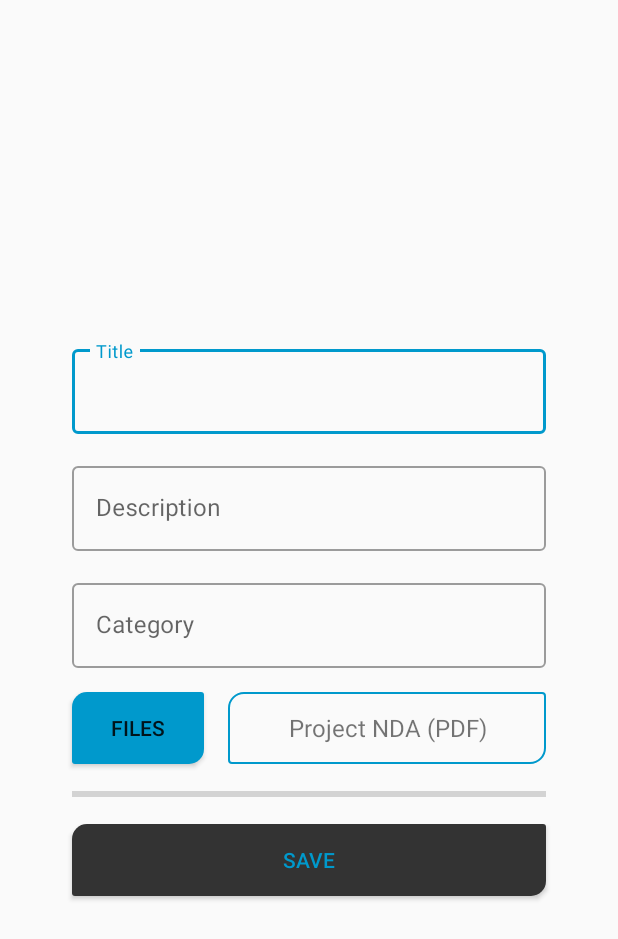
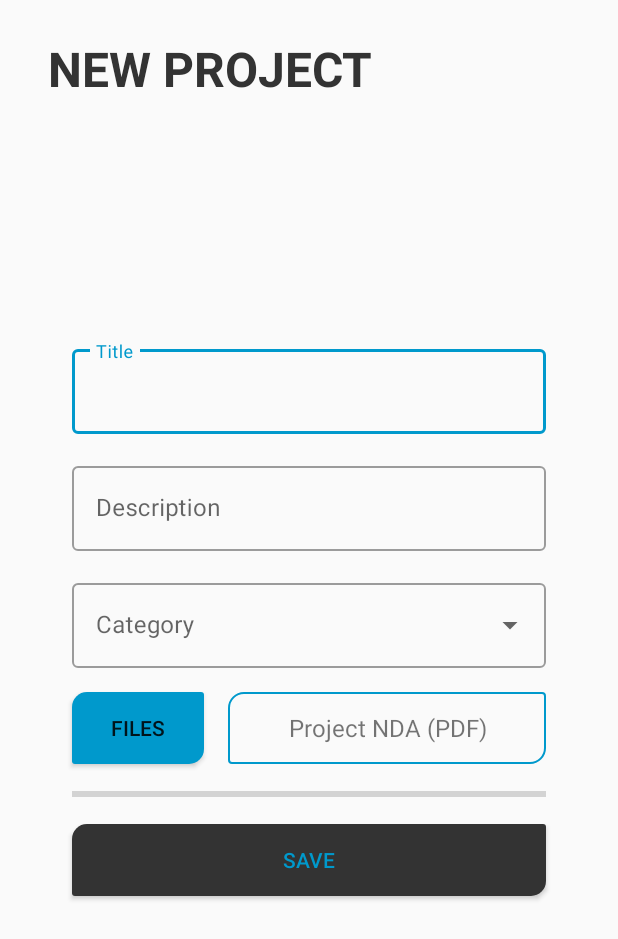
Before and after one commit to AshSobhani/Ideation, an Android app: the NewProjectActivity screen opened directly, with no data from a screen before it, on a phone screen of 412 x 824 dp. Shown: the top 939 px of the screen. Run offline under Robolectric (Android 15) with nearby library versions, the phone set to English and light mode, and no system bars; our stand-ins replace Firebase (no records; nobody signed in at launch, a user with empty details on screens opened directly).

Commit message:
Drop down categories selection implemented

```diff
--- a/app/src/main/java/com/example/ideation/activities/NewProjectActivity.java
+++ b/app/src/main/java/com/example/ideation/activities/NewProjectActivity.java
@@ -7,7 +7,6 @@ import androidx.core.app.ActivityCompat;
 import androidx.core.content.ContextCompat;
 
 import android.Manifest;
-import android.app.DownloadManager;
 import android.content.BroadcastReceiver;
 import android.content.ContentResolver;
 import android.content.Context;
@@ -22,7 +21,8 @@ import android.provider.OpenableColumns;
 import android.util.Log;
 import android.view.View;
 import android.webkit.MimeTypeMap;
-import android.widget.Button;
+import android.widget.ArrayAdapter;
+import android.widget.AutoCompleteTextView;
 import android.widget.EditText;
 import android.widget.ProgressBar;
 import android.widget.TextView;
@@ -54,11 +54,13 @@ public class NewProjectActivity extends AppCompatActivity {
 	private static final String UPLOAD_COMPLETE = "Upload Complete";
 
 	//Initialise variables
-	EditText titleField, descriptionField, categoryField;
+	EditText titleField, descriptionField;
+	AutoCompleteTextView categoryDropdown;
 	String titleText, descriptionText, categoryText;
 	private TextView fileName;
 	private ProgressBar progressBar;
 	BroadcastReceiver onUploadComplete;
+	String[] categories = new String[] {"Health", "Business", "Technology", "Music", "Food", "Design", "Fashion", "Engineering", "Gaming"};
 
 	//Declare a URI for the PDF
 	private Uri fileUri;
@@ -81,16 +83,20 @@ public class NewProjectActivity extends AppCompatActivity {
 		//Assign views to variables
 		titleField = findViewById(R.id.projectTitle);
 		descriptionField = findViewById(R.id.projectDescription);
-		categoryField = findViewById(R.id.projectCategory);
 		fileName = findViewById(R.id.fileName);
 		progressBar = findViewById(R.id.progress_bar);
+		categoryDropdown = findViewById(R.id.projectCategory);
+
+		//Create the adapter and assign it to the drop down menu
+		ArrayAdapter<String> adapter = new ArrayAdapter<>(getBaseContext(), R.layout.dropdown_menu_popup_item, categories);
+		categoryDropdown.setAdapter(adapter);
 	}
 
 	public void onAddProject(View v) {
 		//Retrieve the strings
 		titleText = titleField.getText().toString();
 		descriptionText = descriptionField.getText().toString();
-		categoryText = categoryField.getText().toString();
+		categoryText = categoryDropdown.getText().toString();
 
 		//Add project if fields are not empty and finish activity
 		if (!titleField.equals("") && !descriptionText.equals("") && !categoryText.equals("")) {
--- a/app/src/main/res/layout/activity_new_project.xml
+++ b/app/src/main/res/layout/activity_new_project.xml
@@ -5,6 +5,21 @@
     android:layout_width="match_parent"
     android:layout_height="match_parent"
     tools:context=".activities.NewProjectActivity">
+
+    <TextView
+        android:id="@+id/newProjectTitle"
+        android:layout_width="wrap_content"
+        android:layout_height="wrap_content"
+        android:layout_marginStart="32dp"
+        android:layout_marginTop="24dp"
+        android:gravity="center_vertical"
+        android:text="NEW PROJECT"
+        android:textAllCaps="true"
+        android:textColor="#333333"
+        android:textSize="32sp"
+        android:textStyle="bold"
+        app:layout_constraintStart_toStartOf="parent"
+        app:layout_constraintTop_toTopOf="parent" />
 
     <com.google.android.material.textfield.TextInputLayout
         android:id="@+id/layoutProjectTitle"
@@ -51,7 +66,7 @@
 
     <com.google.android.material.textfield.TextInputLayout
         android:id="@+id/layoutProjectCategory"
-        style="@style/Widget.MaterialComponents.TextInputLayout.OutlinedBox"
+        style="@style/Widget.MaterialComponents.TextInputLayout.OutlinedBox.ExposedDropdownMenu"
         android:layout_width="match_parent"
         android:layout_height="wrap_content"
         android:layout_marginHorizontal="48dp"
@@ -63,7 +78,7 @@
         app:layout_constraintStart_toStartOf="parent"
         app:layout_constraintTop_toBottomOf="@+id/layoutProjectDescription">
 
-        <com.google.android.material.textfield.TextInputEditText
+        <AutoCompleteTextView
             android:id="@+id/projectCategory"
             android:layout_width="match_parent"
             android:layout_height="wrap_content"
```
Also changed, not shown: app/src/main/res/layout/dropdown_menu_popup_item.xml (added, +8 -0 lines), app/src/main/res/layout/fragment_my_projects.xml (+6 -6 lines), app/src/main/res/layout/fragment_shared_projects.xml (+4 -4 lines).
